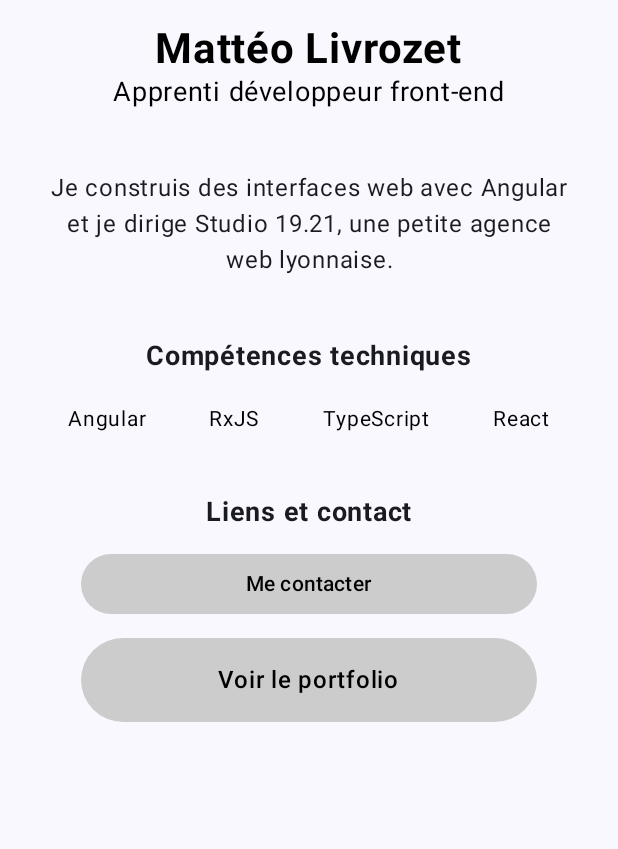
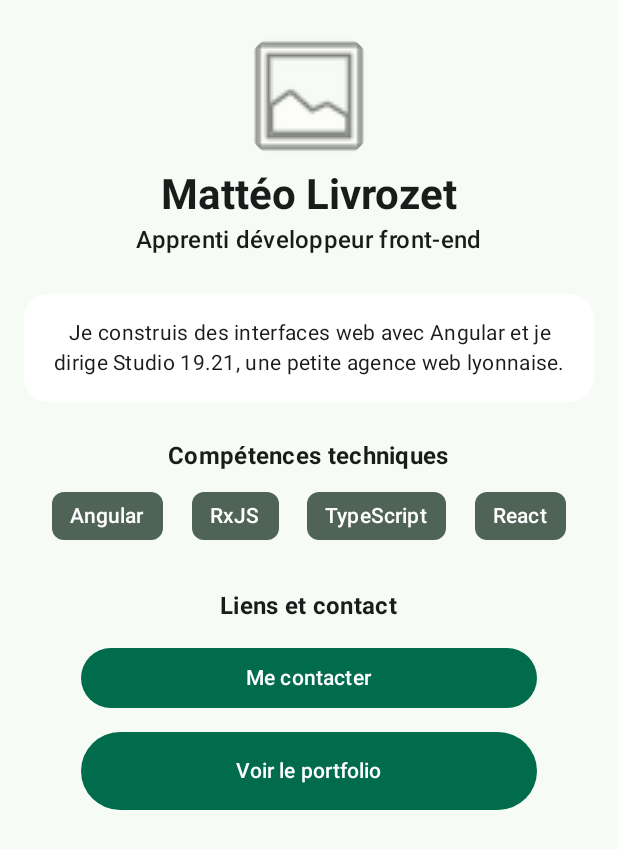
Before and after one commit to matteolvt/ProjetNoteJetpack, an Android app built with Jetpack Compose: the screen it shows after launch (MainActivity), on a phone screen of 412 x 824 dp. Shown: the top 849 px of the screen. Run offline under Robolectric (Android 15) with nearby library versions, the phone set to English and light mode, and no system bars.

Commit message:
ajout du theme et de la photo de profil

```diff
--- a/app/src/main/java/com/example/projetnote/MainActivity.kt
+++ b/app/src/main/java/com/example/projetnote/MainActivity.kt
@@ -4,6 +4,7 @@ import android.os.Bundle
 import androidx.activity.ComponentActivity
 import androidx.activity.compose.setContent
 import androidx.activity.enableEdgeToEdge
+import androidx.compose.foundation.Image
 import androidx.compose.foundation.background
 import androidx.compose.foundation.clickable
 import androidx.compose.foundation.layout.Arrangement
@@ -15,7 +16,8 @@ import androidx.compose.foundation.layout.fillMaxSize
 import androidx.compose.foundation.layout.fillMaxWidth
 import androidx.compose.foundation.layout.height
 import androidx.compose.foundation.layout.padding
-import androidx.compose.foundation.shape.RoundedCornerShape
+import androidx.compose.foundation.layout.size
+import androidx.compose.foundation.shape.CircleShape
 import androidx.compose.material3.Button
 import androidx.compose.material3.ButtonDefaults
 import androidx.compose.material3.MaterialTheme
@@ -26,16 +28,14 @@ import androidx.compose.runtime.Composable
 import androidx.compose.ui.Alignment
 import androidx.compose.ui.Modifier
 import androidx.compose.ui.draw.clip
-import androidx.compose.ui.graphics.Color
+import androidx.compose.ui.res.painterResource
 import androidx.compose.ui.semantics.Role
-import androidx.compose.ui.semantics.contentDescription
 import androidx.compose.ui.semantics.role
 import androidx.compose.ui.semantics.semantics
 import androidx.compose.ui.text.font.FontWeight
 import androidx.compose.ui.text.style.TextAlign
 import androidx.compose.ui.tooling.preview.Preview
 import androidx.compose.ui.unit.dp
-import androidx.compose.ui.unit.sp
 import com.example.projetnote.ui.theme.ProjetNoteTheme
 
 class MainActivity : ComponentActivity() {
@@ -51,13 +51,45 @@ class MainActivity : ComponentActivity() {
                         bio = "Je construis des interfaces web avec Angular et je dirige " +
                                 "Studio 19.21, une petite agence web lyonnaise.",
                         skills = listOf("Angular", "RxJS", "TypeScript", "React"),
-                        onContact = { /* TODO */ },
-                        onPortfolio = { /* TODO */ },
+                        onContact = { /* TODO : action de contact */ },
+                        onPortfolio = { /* TODO : ouvrir le portfolio */ },
                         modifier = Modifier.padding(innerPadding)
                     )
                 }
             }
         }
+    }
+}
+
+@Preview(name = "Profil - Thème sombre", showBackground = true)
+@Composable
+fun DeveloperProfileDarkPreview() {
+    ProjetNoteTheme(darkTheme = true) {
+        ProfileScreen(
+            name = "Mattéo Livrozet",
+            headline = "Apprenti développeur front-end",
+            bio = "Je construis des interfaces web avec Angular et je dirige " +
+                    "Studio 19.21, une petite agence web lyonnaise.",
+            skills = listOf("Angular", "RxJS", "TypeScript", "React"),
+            onContact = { },
+            onPortfolio = { }
+        )
+    }
+}
+
+@Preview(name = "Profil - Thème clair", showBackground = true)
+@Composable
+fun DeveloperProfileLightPreview() {
+    ProjetNoteTheme(darkTheme = false) {
+        ProfileScreen(
+            name = "Mattéo Livrozet",
+            headline = "Apprenti développeur front-end",
+            bio = "Je construis des interfaces web avec Angular et je dirige " +
+                    "Studio 19.21, une petite agence web lyonnaise.",
+            skills = listOf("Angular", "RxJS", "TypeScript", "React"),
+            onContact = { },
+            onPortfolio = { }
+        )
     }
 }
 
@@ -74,9 +106,12 @@ fun ProfileScreen(
     Column(
         modifier = modifier
             .fillMaxSize()
+            .background(MaterialTheme.colorScheme.background)
             .padding(16.dp),
         horizontalAlignment = Alignment.CenterHorizontally
     ) {
+        ProfilePicture()
+
         IdentityBlock(name = name, headline = headline)
         Spacer(modifier = Modifier.height(24.dp))
 
@@ -88,7 +123,7 @@ fun ProfileScreen(
             modifier = Modifier.fillMaxWidth(),
             horizontalArrangement = Arrangement.SpaceEvenly
         ) {
-            skills.forEach { Skills(label = it) }
+            skills.forEach { Skill(label = it) }
         }
 
         Spacer(modifier = Modifier.height(32.dp))
@@ -99,6 +134,19 @@ fun ProfileScreen(
 }
 
 @Composable
+fun ProfilePicture(
+    modifier: Modifier = Modifier
+) {
+    Image(
+        painter = painterResource(id = android.R.drawable.ic_menu_gallery),
+        contentDescription = "Photo de profil du développeur",
+        modifier = modifier
+            .size(96.dp)
+            .clip(CircleShape)
+    )
+}
+
+@Composable
 fun IdentityBlock(name: String, headline: String, modifier: Modifier = Modifier) {
     Column(
         modifier = modifier.fillMaxWidth(),
@@ -106,14 +154,14 @@ fun IdentityBlock(name: String, headline: String, modifier: Modifier = Modifier)
     ) {
         Text(
             text = name,
-            fontSize = 28.sp,
+            style = MaterialTheme.typography.headlineMedium,
             fontWeight = FontWeight.Bold,
-            color = Color.Black
+            color = MaterialTheme.colorScheme.onBackground
         )
         Text(
             text = headline,
-            fontSize = 18.sp,
-            color = Color.Black
+            style = MaterialTheme.typography.titleMedium,
+            color = MaterialTheme.colorScheme.onBackground
         )
     }
 }
@@ -121,11 +169,15 @@ fun IdentityBlock(name: String, headline: String, modifier: Modifier = Modifier)
 @Composable
 fun Bio(text: String, modifier: Modifier = Modifier) {
     Surface(
-        modifier = modifier.fillMaxWidth()
+        modifier = modifier.fillMaxWidth(),
+        color = MaterialTheme.colorScheme.surface,
+        shape = MaterialTheme.shapes.medium
     ) {
         Text(
             text = text,
             modifier = Modifier.padding(16.dp),
+            style = MaterialTheme.typography.bodyMedium,
+            color = MaterialTheme.colorScheme.onSurface,
             textAlign = TextAlign.Center
         )
     }
@@ -135,22 +187,25 @@ fun Bio(text: String, modifier: Modifier = Modifier) {
 fun SectionLabel(text: String, modifier: Modifier = Modifier) {
     Text(
         text = text,
+        style = MaterialTheme.typography.titleMedium,
         fontWeight = FontWeight.Bold,
-        fontSize = 18.sp,
+        color = MaterialTheme.colorScheme.onBackground,
         modifier = modifier.padding(bottom = 12.dp)
     )
 }
 
 @Composable
-fun Skills(label: String, modifier: Modifier = Modifier) {
-    Box(
-        modifier = modifier
-            .padding(horizontal = 12.dp, vertical = 6.dp)
+fun Skill(label: String, modifier: Modifier = Modifier) {
+    Surface(
+        modifier = modifier,
+        shape = MaterialTheme.shapes.small,
+        color = MaterialTheme.colorScheme.secondary
     ) {
         Text(
             text = label,
-            color = Color.Black,
-            fontSize = 14.sp
+            modifier = Modifier.padding(horizontal = 12.dp, vertical = 6.dp),
+            style = MaterialTheme.typography.labelLarge,
+            color = MaterialTheme.colorScheme.onSecondary
         )
     }
 }
@@ -164,19 +219,18 @@ fun PillButton(
     Box(
         modifier = modifier
             .fillMaxWidth(0.8f)
-            .clip(RoundedCornerShape(50))
-            .background(Color.LightGray)
+            .clip(MaterialTheme.shapes.extraLarge)
+            .background(MaterialTheme.colorScheme.primary)
             .clickable(onClick = onClick)
-            .semantics {
-                role = Role.Button
-            }
+            .semantics { role = Role.Button }
             .padding(16.dp),
         contentAlignment = Alignment.Center
     ) {
         Text(
             text = label,
+            style = MaterialTheme.typography.labelLarge,
             fontWeight = FontWeight.Medium,
-            color = Color.Black
+            color = MaterialTheme.colorScheme.onPrimary
         )
     }
 }
@@ -192,10 +246,11 @@ fun ContactLinks(
         horizontalAlignment = Alignment.CenterHorizontally
     ) {
         Button(
-            onClick = onContact, modifier = Modifier.fillMaxWidth(0.8f),
+            onClick = onContact,
+            modifier = Modifier.fillMaxWidth(0.8f),
             colors = ButtonDefaults.buttonColors(
-                containerColor = Color.LightGray,
-                contentColor = Color.Black
+                containerColor = MaterialTheme.colorScheme.primary,
+                contentColor = MaterialTheme.colorScheme.onPrimary
             )
         ) {
             Text("Me contacter")
--- a/app/src/main/java/com/example/projetnote/ui/theme/Theme.kt
+++ b/app/src/main/java/com/example/projetnote/ui/theme/Theme.kt
@@ -3,56 +3,58 @@ package com.example.projetnote.ui.theme
 import android.app.Activity
 import android.os.Build
 import androidx.compose.foundation.isSystemInDarkTheme
+import androidx.compose.foundation.shape.RoundedCornerShape
 import androidx.compose.material3.MaterialTheme
+import androidx.compose.material3.Shapes
 import androidx.compose.material3.darkColorScheme
 import androidx.compose.material3.dynamicDarkColorScheme
 import androidx.compose.material3.dynamicLightColorScheme
 import androidx.compose.material3.lightColorScheme
 import androidx.compose.runtime.Composable
+import androidx.compose.ui.graphics.Color
 import androidx.compose.ui.platform.LocalContext
+import androidx.compose.ui.unit.dp
 
 private val DarkColorScheme = darkColorScheme(
-    primary = Purple80,
-    secondary = PurpleGrey80,
-    tertiary = Pink80
+    primary = Color(0xFF7DDBB0),
+    onPrimary = Color(0xFF003826),
+    secondary = Color(0xFFB7CCBC),
+    background = Color(0xFF101411),
+    onBackground = Color(0xFFE0E4DF),
+    surface = Color(0xFF1C211D),
+    onSurface = Color(0xFFE0E4DF)
 )
 
 private val LightColorScheme = lightColorScheme(
-    primary = Purple40,
-    secondary = PurpleGrey40,
-    tertiary = Pink40
+    primary = Color(0xFF006C4C),
+    onPrimary = Color.White,
+    secondary = Color(0xFF4F6357),
+    background = Color(0xFFF7FBF6),
+    onBackground = Color(0xFF191C1A),
+    surface = Color(0xFFFFFFFF),
+    onSurface = Color(0xFF191C1A)
+)
 
-    /* Other default colors to override
-    background = Color(0xFFFFFBFE),
-    surface = Color(0xFFFFFBFE),
-    onPrimary = Color.White,
-    onSecondary = Color.White,
-    onTertiary = Color.White,
-    onBackground = Color(0xFF1C1B1F),
-    onSurface = Color(0xFF1C1B1F),
-    */
+private val ProductShapes = Shapes(
+    small = RoundedCornerShape(8.dp),
+    medium = RoundedCornerShape(16.dp),
+    large = RoundedCornerShape(24.dp),
+    extraLarge = RoundedCornerShape(32.dp)
 )
 
 @Composable
 fun ProjetNoteTheme(
     darkTheme: Boolean = isSystemInDarkTheme(),
-    // Dynamic color is available on Android 12+
-    dynamicColor: Boolean = true,
     content: @Composable () -> Unit
 ) {
-    val colorScheme = when {
-        dynamicColor && Build.VERSION.SDK_INT >= Build.VERSION_CODES.S -> {
-            val context = LocalContext.current
-            if (darkTheme) dynamicDarkColorScheme(context) else dynamicLightColorScheme(context)
-        }
-
-        darkTheme -> DarkColorScheme
-        else -> LightColorScheme
+    val colorScheme = if (darkTheme) {
+        DarkColorScheme
+    } else {
+        LightColorScheme
     }
-
     MaterialTheme(
         colorScheme = colorScheme,
-        typography = Typography,
+        shapes = ProductShapes,
         content = content
     )
 }
```
